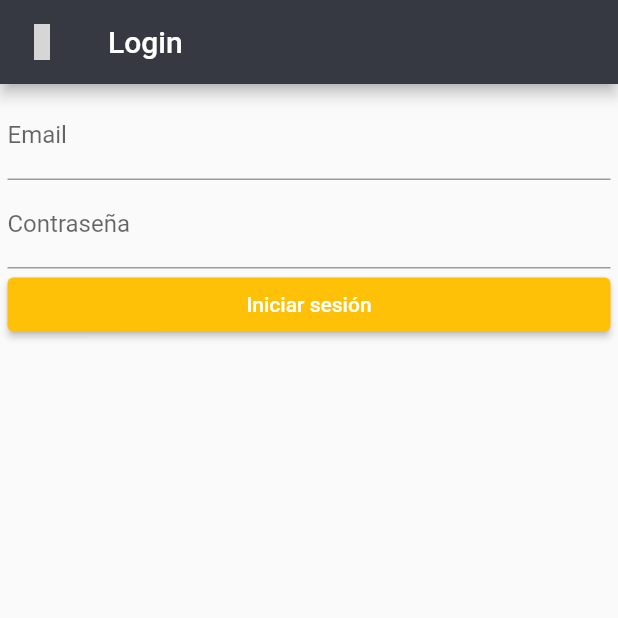
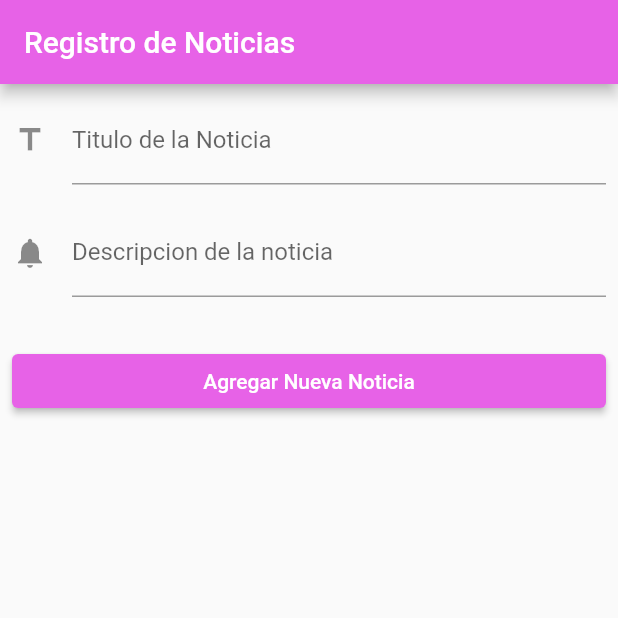
Before and after one commit to MatiasEzkol/Evaluacion3Dam, a Flutter app: the screen it shows after launch, on a phone screen of 412 x 824 dp, the top half of it. Run offline on Flutter 3.47's test engine with Material 2 defaults, Android fonts, the phone set to English and light mode, and no system bars; our stand-ins replace cloud_firestore, firebase_auth, firebase_core, flutter_slidable, material_design_icons_flutter, shared_preferences; accounts and stored records are empty; grey boxes are pictures that could not be loaded.

Commit message:
form y vista noticias

```diff
--- a/chipidei/lib/main.dart
+++ b/chipidei/lib/main.dart
@@ -1,4 +1,6 @@
 import 'package:chipidei/pages/home_page.dart';
+import 'package:chipidei/pages/noticias/noticias_page.dart';
+import 'package:chipidei/pages/noticias/registro_noticias_page.dart';
 import 'package:chipidei/pages/usuario/login_page.dart';
 import 'package:flutter/material.dart';
 import 'package:flutter_localizations/flutter_localizations.dart';
@@ -32,7 +34,7 @@ class MyApp extends StatelessWidget {
         // is not restarted.
         primarySwatch: Colors.green,
       ),
-      home: LoginPage(),
+      home: RegistroNoticiasPage(),
     );
   }
 }
--- /dev/null
+++ b/chipidei/lib/pages/noticias/registro_noticias_page.dart
@@ -0,0 +1,88 @@
+import 'package:flutter/material.dart';
+
+import '../../services/firestore_service.dart';
+
+class RegistroNoticiasPage extends StatefulWidget {
+  RegistroNoticiasPage({Key? key}) : super(key: key);
+
+  @override
+  State<RegistroNoticiasPage> createState() => _RegistroNoticiasPageState();
+}
+
+class _RegistroNoticiasPageState extends State<RegistroNoticiasPage> {
+  final formKey = GlobalKey<FormState>();
+  TextEditingController tituloCtrl = TextEditingController();
+  TextEditingController nombreCtrl = TextEditingController();
+  TextEditingController descripcionCtrl = TextEditingController();
+
+  String errTitulo = '';
+  String errNombre = '';
+  String errDescripcion = '';
+
+  @override
+  Widget build(BuildContext context) {
+    return Scaffold(
+      appBar: AppBar(
+        backgroundColor: Color.fromARGB(255, 231, 98, 231),
+        title: Text('Registro de Noticias'),
+      ),
+      body: Form(
+        key: formKey,
+        child: Padding(
+          padding: const EdgeInsets.all(8.0),
+          child: ListView(
+            children: [
+              TextFormField(
+                controller: tituloCtrl,
+                decoration: InputDecoration(
+                    labelText: 'Titulo de la Noticia',
+                    icon: new Icon(Icons.title)),
+              ),
+              Container(
+                width: double.infinity,
+                child: Text(
+                  errTitulo,
+                  style: TextStyle(color: Colors.red),
+                ),
+              ),
+              TextFormField(
+                controller: descripcionCtrl,
+                decoration: InputDecoration(
+                    labelText: 'Descripcion de la noticia',
+                    icon: new Icon(Icons.notifications)),
+              ),
+              Container(
+                width: double.infinity,
+                child: Text(
+                  errDescripcion,
+                  style: TextStyle(color: Colors.red),
+                ),
+              ),
+              Container(
+                width: double.infinity,
+                child: Text(
+                  errDescripcion,
+                  style: TextStyle(color: Colors.red),
+                ),
+              ),
+              Container(
+                width: double.infinity,
+                child: ElevatedButton(
+                    child: Text('Agregar Nueva Noticia'),
+                    onPressed: () async {
+                      await FirestoreService().noticiasAgregar(
+                          tituloCtrl.text.trim(),
+                          nombreCtrl.text.trim(),
+                          descripcionCtrl.text.trim());
+                    },
+                    style: ButtonStyle(
+                        backgroundColor: MaterialStateProperty.all(
+                            Color.fromARGB(255, 231, 98, 231)))),
+              ),
+            ],
+          ),
+        ),
+      ),
+    );
+  }
+}
--- a/chipidei/lib/services/firestore_service.dart
+++ b/chipidei/lib/services/firestore_service.dart
@@ -4,4 +4,39 @@ class FirestoreService {
   Stream<QuerySnapshot> noticias() {
     return FirebaseFirestore.instance.collection('noticias').snapshots();
   }
+
+//agregar noticias
+  Future noticiasAgregar(String tituloId, String nombre, String descripcion) {
+    return FirebaseFirestore.instance.collection('noticias').doc().set({
+      'titulo': tituloId,
+      'nombre': nombre,
+      'descripcion': descripcion,
+    });
+  }
+
+  //borrar noticias
+  Future noticiasBorrar(String tituloId) {
+    return FirebaseFirestore.instance
+        .collection('noticias')
+        .doc(tituloId)
+        .delete();
+  }
+
+  Future<DocumentSnapshot<Map<String, dynamic>>> getNoticia(
+      String tituloId) async {
+    return await FirebaseFirestore.instance
+        .collection('noticias')
+        .doc(tituloId)
+        .get();
+    // print(prod['nombre']);
+  }
+
+  //editar noticias
+  Future noticiasEditar(String tituloId, String nombre, String descripcion) {
+    return FirebaseFirestore.instance
+        .collection('noticias')
+        .doc(tituloId)
+        .update(
+            {'titulo': tituloId, 'nombre': nombre, 'descripcion': descripcion});
+  }
 }
```
Also changed, not shown: chipidei/lib/pages/noticias/noticias_page.dart (added, +69 -0 lines), chipidei/pubspec.lock, 1 other file.
